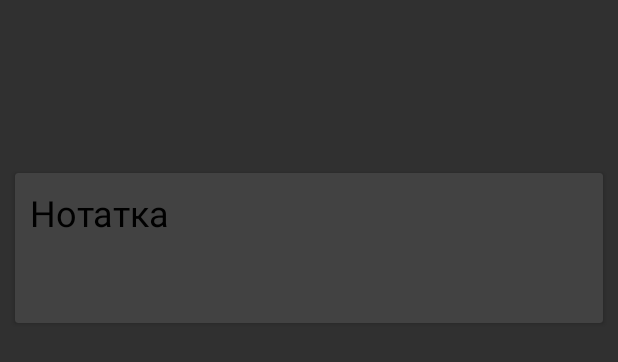
After one commit to XBICT/-MyNotes, an Android app: the layout card_view.xml on its own in the app's theme, with its tools: preview values and no code run, on a phone screen of 412 x 824 dp. The commit adds this screen. Shown: the top 362 px of the screen. Run offline under Robolectric (Android 15) with nearby library versions, the phone set to English and light mode, and no system bars.

Commit message:
v0.8.1 tabs nawDrawer type II settings Files(not ready) cardView navDrawer toolbar noteAction

```diff
--- a/app/src/main/java/com/prosto/mynotes/MainActivity.java
+++ b/app/src/main/java/com/prosto/mynotes/MainActivity.java
@@ -50,7 +50,6 @@ public class MainActivity extends AppCompatActivity {
 
     @Override
     protected void onCreate(Bundle savedInstanceState) {
-        setTitleColor(0x00eeeeee);
         setTheme(R.style.AppDefault);
         super.onCreate(savedInstanceState);
         setContentView(LAYOUT);
--- /dev/null
+++ b/app/src/main/res/layout/card_view.xml
@@ -0,0 +1,29 @@
+<?xml version="1.0" encoding="utf-8"?>
+<LinearLayout xmlns:android="http://schemas.android.com/apk/res/android"
+    android:orientation="vertical" android:layout_width="match_parent"
+    android:layout_height="match_parent">
+    <android.support.v7.widget.CardView
+        xmlns:card_view="http://schemas.android.com/apk/res-auto"
+        android:id="@+id/card_view"
+        android:layout_width="match_parent"
+        android:layout_height="wrap_content"
+        android:minHeight="100dp"
+        android:background="@color/white"
+        android:layout_alignParentTop="true"
+        android:layout_alignParentStart="true"
+        android:layout_marginTop="115dp"
+        android:layout_alignParentEnd="true"
+        android:layout_marginLeft="10dp"
+        card_view:cardCornerRadius="2dp"
+        android:layout_marginRight="10dp">
+        <TextView
+            android:layout_margin="10dp"
+            android:id="@+id/cardNote"
+            android:textSize="24sp"
+            android:text="@string/cardNote"
+            android:textColor="@color/TextColorBlack"
+            android:layout_width="match_parent"
+            android:layout_height="match_parent" />
+    </android.support.v7.widget.CardView>
+
+    </LinearLayout>
```
Also changed, not shown: app/src/main/AndroidManifest.xml (+5 -9 lines), app/src/main/res/layout/notifi_frmnt_layout.xml (+15 -11 lines), 1 other file.
